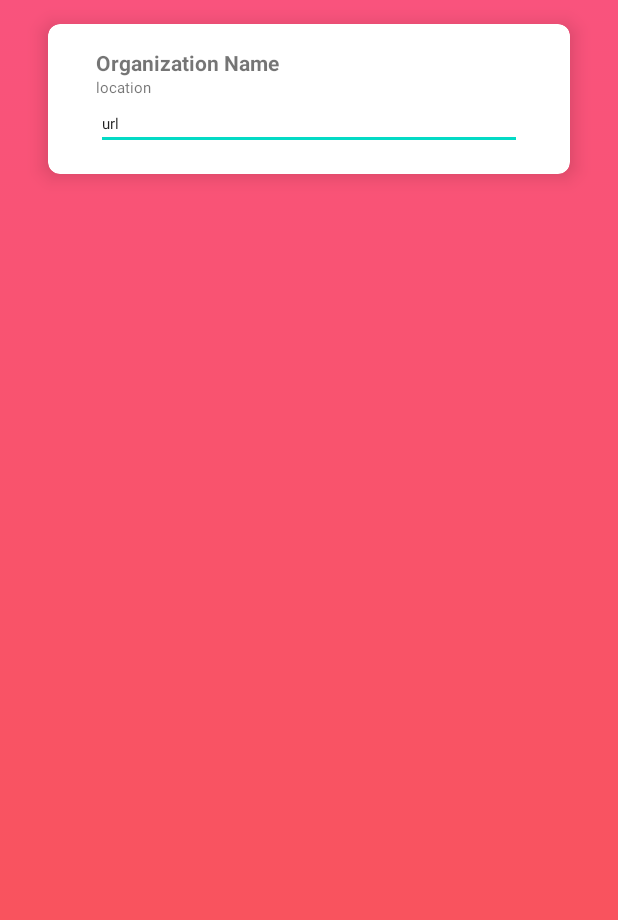
After one commit to RoseClimate/RoseClimate, an Android app: the layout one_org.xml on its own in the app's theme, with its tools: preview values and no code run, on a phone screen of 412 x 824 dp. The commit adds this screen. Shown: the top 920 px of the screen. Run offline under Robolectric (Android 15) with nearby library versions, the phone set to English and light mode, and no system bars.

Commit message:
VolunteerOrgRecyclerViewAdapter

```diff
--- a/app/src/main/java/com/example/roseclimate/models/VolunteerOrg.java
+++ b/app/src/main/java/com/example/roseclimate/models/VolunteerOrg.java
@@ -4,12 +4,12 @@ import java.net.URL;
 
 public class VolunteerOrg {
     private String orgName;
-    private URL vurl;
+    private String vurl;
     private String description;
     private String location;
 
 
-    public VolunteerOrg(String org, URL url, String descrip, String location) {
+    public VolunteerOrg(String org, String url, String descrip, String location) {
         this.orgName = org;
         this.vurl = url;
         this.description = descrip;
@@ -24,7 +24,7 @@ public class VolunteerOrg {
         return description;
     }
 
-    public URL getVolunteerURL() {
+    public String getVolunteerURL() {
         return vurl;
     }
 
--- a/app/src/main/java/com/example/roseclimate/models/VolunteerOrgList.java
+++ b/app/src/main/java/com/example/roseclimate/models/VolunteerOrgList.java
@@ -2,12 +2,17 @@ package com.example.roseclimate.models;
 
 import androidx.annotation.NonNull;
 
+import java.net.URL;
 import java.util.ArrayList;
 import java.util.Iterator;
 import java.util.List;
 
 public class VolunteerOrgList implements Iterable<VolunteerOrg>{
     private List<VolunteerOrg> volunteerOrgList;
+
+    public void addVolunteerOrg(String orgName, String url, String description, String location) {
+        volunteerOrgList.add(new VolunteerOrg(orgName, url, description, location));
+    }
 
     public VolunteerOrgList() {
         volunteerOrgList = new ArrayList<>();
--- /dev/null
+++ b/app/src/main/res/drawable/red_bg.xml
@@ -0,0 +1,13 @@
+<?xml version="1.0" encoding="utf-8"?>
+<selector xmlns:android="http://schemas.android.com/apk/res/android">
+    <item>
+        <shape>
+            <gradient
+                android:startColor="#f9537d"
+    android:endColor="#f95353"
+    android:type="linear"
+    android:angle="30"/>
+    </shape>
+    </item>
+
+    </selector>
--- a/app/src/main/res/layout/fragment_dashboard.xml
+++ b/app/src/main/res/layout/fragment_dashboard.xml
@@ -19,4 +19,8 @@
         app:layout_constraintEnd_toEndOf="parent"
         app:layout_constraintStart_toStartOf="parent"
         app:layout_constraintTop_toTopOf="parent" />
+
+    <androidx.recyclerview.widget.RecyclerView
+        android:layout_width="match_parent"
+        android:layout_height="match_parent" />
 </androidx.constraintlayout.widget.ConstraintLayout>
--- /dev/null
+++ b/app/src/main/res/layout/one_org.xml
@@ -0,0 +1,69 @@
+<?xml version="1.0" encoding="utf-8"?>
+<androidx.constraintlayout.widget.ConstraintLayout xmlns:android="http://schemas.android.com/apk/res/android"
+    xmlns:tools="http://schemas.android.com/tools"
+    android:layout_width="match_parent"
+    android:layout_height="match_parent"
+    xmlns:app="http://schemas.android.com/apk/res-auto"
+    android:background="@drawable/red_bg">
+
+
+    <androidx.cardview.widget.CardView
+        android:layout_width="0dp"
+        android:layout_height="100dp"
+        android:layout_marginStart="32dp"
+        android:layout_marginTop="16dp"
+        android:layout_marginEnd="32dp"
+        app:cardCornerRadius="8dp"
+        app:cardElevation="8dp"
+        app:layout_constraintEnd_toEndOf="parent"
+        app:layout_constraintStart_toStartOf="parent"
+        app:layout_constraintTop_toTopOf="parent">
+
+        <androidx.constraintlayout.widget.ConstraintLayout
+            android:layout_width="match_parent"
+            android:layout_height="match_parent"
+            android:layout_marginStart="32dp"
+            android:layout_marginEnd="32dp"
+            android:elevation="10dp">
+
+            <LinearLayout
+                android:id="@+id/newslinlayout"
+                android:layout_width="match_parent"
+                android:layout_height="match_parent"
+                android:layout_marginStart="0dp"
+                android:layout_marginTop="16dp"
+                android:layout_marginEnd="0dp"
+                android:layout_marginBottom="16dp"
+                android:orientation="vertical"
+                app:layout_constraintBottom_toBottomOf="parent"
+                app:layout_constraintEnd_toEndOf="parent"
+                app:layout_constraintStart_toStartOf="parent"
+                app:layout_constraintTop_toTopOf="parent">
+
+                <TextView
+                    android:id="@+id/org_title"
+                    android:layout_width="match_parent"
+                    android:layout_height="wrap_content"
+                    android:text="Organization Name"
+                    android:textSize="14sp"
+                    android:textStyle="bold" />
+
+                <TextView
+                    android:id="@+id/org_location"
+                    android:layout_width="match_parent"
+                    android:layout_height="wrap_content"
+                    android:text="location"
+                    android:textSize="10sp" />
+
+                <EditText
+                    android:id="@+id/editOrgUrl"
+                    android:layout_width="match_parent"
+                    android:layout_height="wrap_content"
+                    android:ems="10"
+                    android:inputType="date|text"
+                    android:text="url"
+                    android:textSize="10sp" />
+            </LinearLayout>
+        </androidx.constraintlayout.widget.ConstraintLayout>
+    </androidx.cardview.widget.CardView>
+</androidx.constraintlayout.widget.ConstraintLayout>
```
Also changed, not shown: app/src/main/java/com/example/roseclimate/ui/dashboard/VolunteerOrgRecyclerViewAdapter.java (added, +77 -0 lines).
